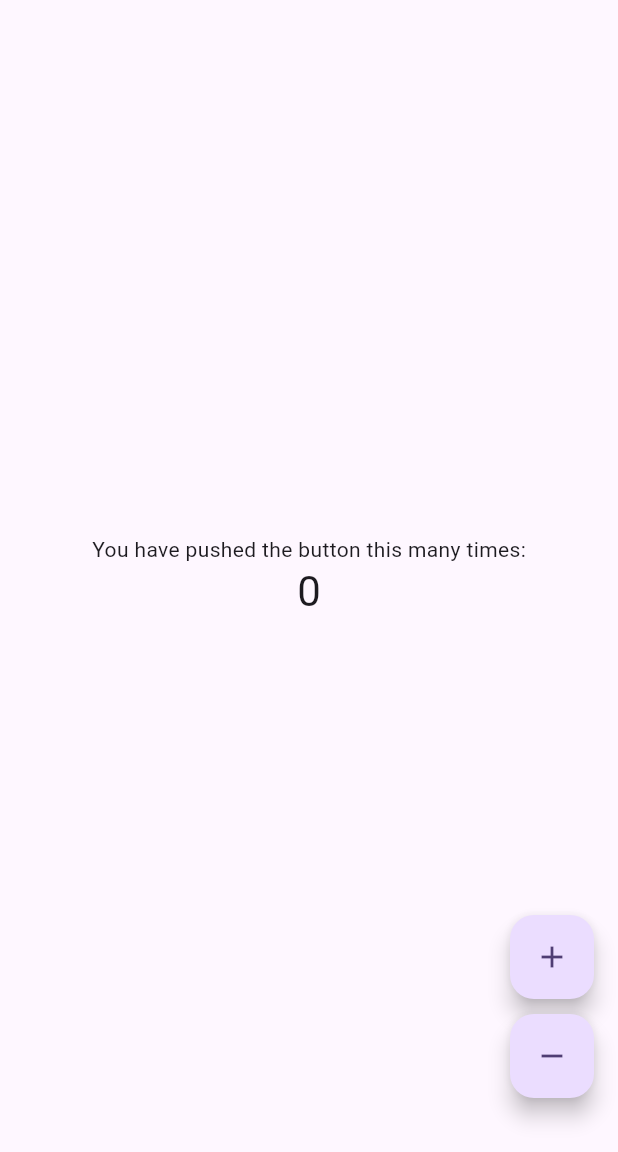
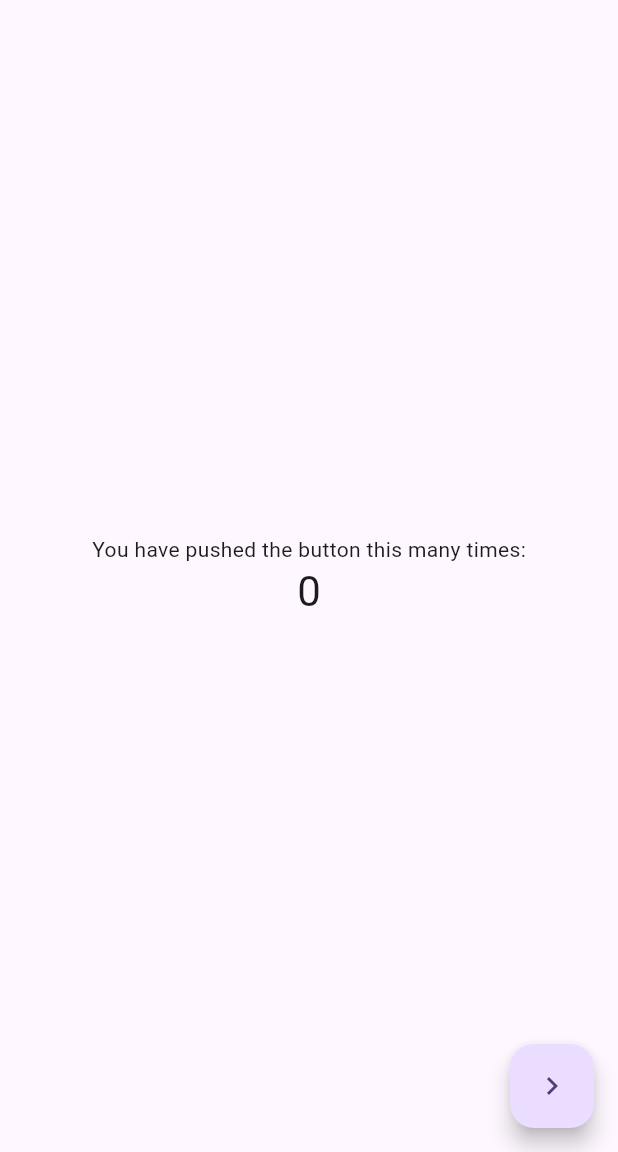
Before and after one commit to devnizamuddin/learn_flutter_bloc, a Flutter app: the screen it shows after launch, on a phone screen of 412 x 824 dp, the part 84-1236 px from its top. Run offline on Flutter 3.47's test engine with Material 3 defaults, Android fonts, the phone set to English and light mode, and no system bars; our stand-ins replace flutter_bloc.

```diff
--- a/lib/main.dart
+++ b/lib/main.dart
@@ -1,4 +1,6 @@
 import 'package:flutter/material.dart';
+import 'package:flutter_bloc/flutter_bloc.dart';
+import 'package:learn_flutter/cubit/counter_cubit.dart';
 import 'package:learn_flutter/my_home_page.dart';
 
 void main() {
@@ -10,13 +12,16 @@ class MyApp extends StatelessWidget {
 
   @override
   Widget build(BuildContext context) {
-    return MaterialApp(
-      title: 'Flutter Demo',
-      theme: ThemeData(
-        colorScheme: ColorScheme.fromSeed(seedColor: Colors.deepPurple),
-        useMaterial3: true,
+    return BlocProvider(
+      create: (context) => CounterCubit(),
+      child: MaterialApp(
+        title: 'Flutter Demo',
+        theme: ThemeData(
+          colorScheme: ColorScheme.fromSeed(seedColor: Colors.deepPurple),
+          useMaterial3: true,
+        ),
+        home: const MyHomePage(title: 'Flutter Demo Home Page'),
       ),
-      home: const MyHomePage(title: 'Flutter Demo Home Page'),
     );
   }
 }
--- a/lib/my_home_page.dart
+++ b/lib/my_home_page.dart
@@ -1,6 +1,7 @@
 import 'package:flutter/material.dart';
 import 'package:flutter_bloc/flutter_bloc.dart';
 import 'package:learn_flutter/cubit/counter_cubit.dart';
+import 'package:learn_flutter/increment_decrement_page.dart';
 
 class MyHomePage extends StatelessWidget {
   const MyHomePage({super.key, required this.title});
@@ -9,8 +10,7 @@ class MyHomePage extends StatelessWidget {
 
   @override
   Widget build(BuildContext context) {
-    final CounterCubit counterCubit = CounterCubit();
-
+    final CounterCubit counterCubit = BlocProvider.of<CounterCubit>(context);
     return Scaffold(
       appBar: AppBar(
         backgroundColor: Theme.of(context).colorScheme.inversePrimary,
@@ -35,27 +35,14 @@ class MyHomePage extends StatelessWidget {
           ],
         ),
       ),
-      floatingActionButton: Column(
-        mainAxisAlignment: MainAxisAlignment.end,
-        children: [
-          FloatingActionButton(
-            onPressed: () {
-              counterCubit.increment();
-            },
-            tooltip: 'Increment',
-            child: const Icon(Icons.add),
-          ),
-          const SizedBox(height: 10),
-          FloatingActionButton(
-            onPressed: () {
-              counterCubit.decrement();
-            },
-            tooltip: 'Decrement',
-            child: const Icon(Icons.remove),
-          ),
-          const SizedBox(height: 20),
-        ],
-      ),
+      floatingActionButton: FloatingActionButton(
+          onPressed: () {
+            Navigator.of(context).push(MaterialPageRoute(
+                builder: (context) => const IncrementDecrementPage()));
+          },
+          child: const Icon(
+            Icons.navigate_next,
+          )),
     );
   }
 }
```
Also changed, not shown: lib/increment_decrement_page.dart (added, +37 -0 lines).
